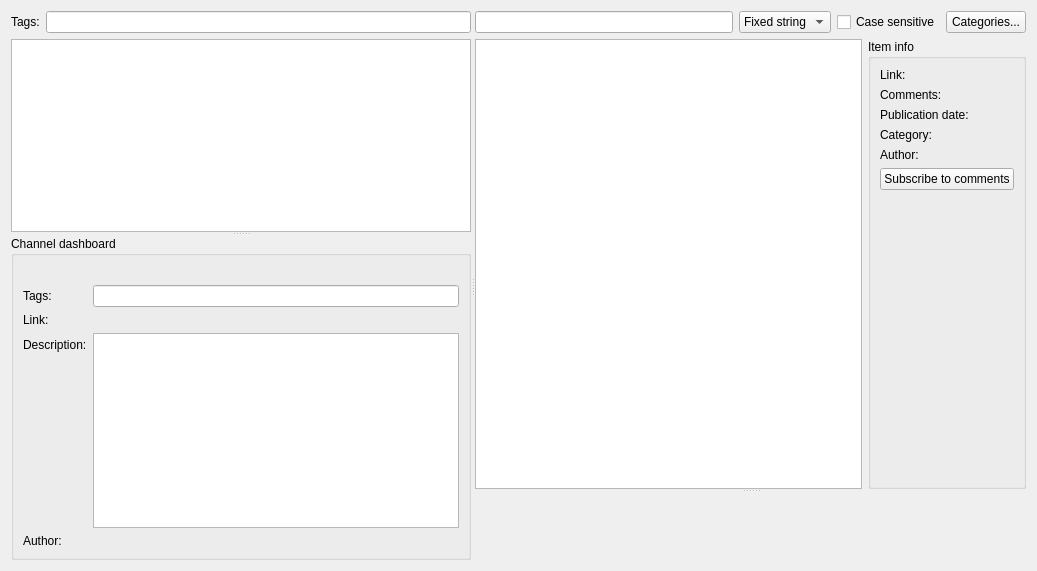
This is src/plugins/aggregator/mainwidget.ui in 0xd34df00d/leechcraft as Qt 5 draws it before an edit. The edited form follows.
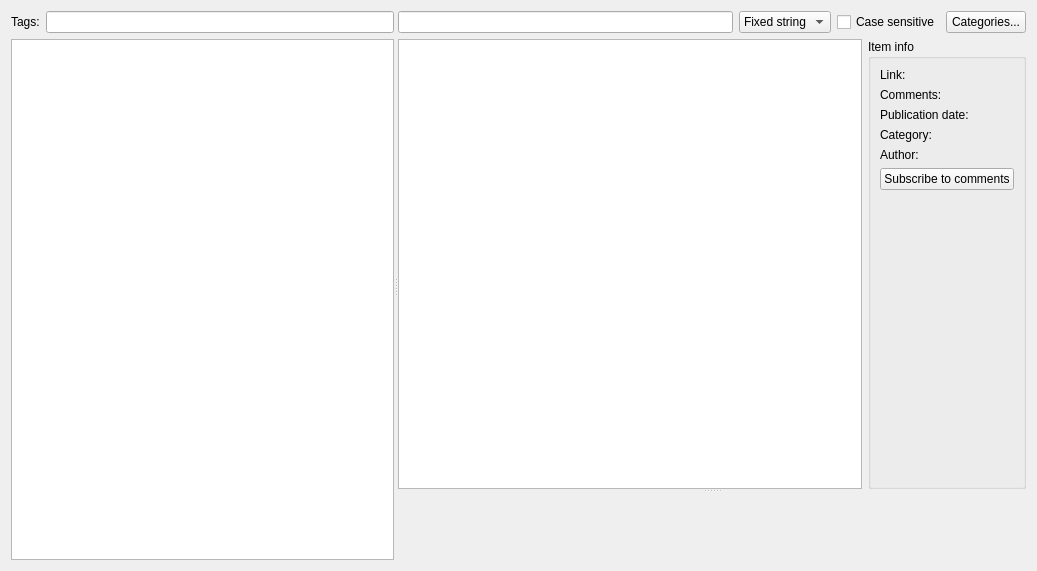
This is the edited form. Icons and pictures are not drawn. Custom widgets are drawn as their Qt base class.

Commit message: + Aggregator: Channel settings/viewer moved to separate dialog. + Aggregator: Able to set up update intervals separately.

```diff
--- a/src/plugins/aggregator/mainwidget.ui
+++ b/src/plugins/aggregator/mainwidget.ui
@@ -16,14 +16,14 @@
    <iconset resource="resources.qrc" >
     <normaloff>:/resources/images/aggregator.png</normaloff>:/resources/images/aggregator.png</iconset>
   </property>
-  <layout class="QVBoxLayout" name="verticalLayout_2" >
+  <layout class="QVBoxLayout" name="verticalLayout_3" >
    <item>
     <widget class="QSplitter" name="MainSplitter_" >
      <property name="orientation" >
       <enum>Qt::Horizontal</enum>
      </property>
-     <widget class="QWidget" name="layoutWidget" >
-      <layout class="QVBoxLayout" name="verticalLayout_3" >
+     <widget class="QWidget" name="" >
+      <layout class="QVBoxLayout" name="verticalLayout_2" >
        <item>
         <layout class="QHBoxLayout" name="_2" >
          <item>
@@ -39,10 +39,6 @@
         </layout>
        </item>
        <item>
-        <widget class="QSplitter" name="ChannelSplitter_" >
-         <property name="orientation" >
-          <enum>Qt::Vertical</enum>
-         </property>
          <widget class="QTreeView" name="Feeds_" >
           <property name="minimumSize" >
            <size>
@@ -63,89 +59,10 @@
            <bool>false</bool>
           </property>
          </widget>
-         <widget class="QGroupBox" name="ChannelDashboard_" >
-          <property name="minimumSize" >
-           <size>
-            <width>0</width>
-            <height>140</height>
-           </size>
-          </property>
-          <property name="title" >
-           <string>Channel dashboard</string>
-          </property>
-          <layout class="QFormLayout" name="formLayout_2" >
-           <property name="fieldGrowthPolicy" >
-            <enum>QFormLayout::ExpandingFieldsGrow</enum>
-           </property>
-           <item row="1" column="0" >
-            <widget class="QLabel" name="label_5" >
-             <property name="text" >
-              <string>Tags:</string>
-             </property>
-            </widget>
-           </item>
-           <item row="1" column="1" >
-            <widget class="LeechCraft::Util::TagsLineEdit" native="1" name="ChannelTags_" />
-           </item>
-           <item row="2" column="0" >
-            <widget class="QLabel" name="label_10" >
-             <property name="text" >
-              <string>Link:</string>
-             </property>
-            </widget>
-           </item>
-           <item row="2" column="1" >
-            <widget class="QLabel" name="ChannelLink_" >
-             <property name="openExternalLinks" >
-              <bool>false</bool>
-             </property>
-             <property name="textInteractionFlags" >
-              <set>Qt::LinksAccessibleByKeyboard|Qt::LinksAccessibleByMouse</set>
-             </property>
-            </widget>
-           </item>
-           <item row="3" column="0" >
-            <widget class="QLabel" name="label_8" >
-             <property name="text" >
-              <string>Description:</string>
-             </property>
-            </widget>
-           </item>
-           <item row="3" column="1" >
-            <widget class="QTextEdit" name="ChannelDescription_" >
-             <property name="readOnly" >
-              <bool>true</bool>
-             </property>
-            </widget>
-           </item>
-           <item row="4" column="0" >
-            <widget class="QLabel" name="label_6" >
-             <property name="text" >
-              <string>Author:</string>
-             </property>
-            </widget>
-           </item>
-           <item row="4" column="1" >
-            <widget class="QLabel" name="ChannelAuthor_" >
-             <property name="text" >
-              <string/>
-             </property>
-            </widget>
-           </item>
-           <item row="0" column="1" >
-            <widget class="QLabel" name="ChannelImage_" >
-             <property name="text" >
-              <string>&lt;channel image></string>
-             </property>
-            </widget>
-           </item>
-          </layout>
-         </widget>
-        </widget>
-       </item>
-      </layout>
-     </widget>
-     <widget class="QWidget" name="" >
+       </item>
+      </layout>
+     </widget>
+     <widget class="QWidget" name="layoutWidget" >
       <layout class="QVBoxLayout" name="verticalLayout" >
        <item>
         <layout class="QGridLayout" name="_3" >
@@ -198,7 +115,7 @@
          <property name="orientation" >
           <enum>Qt::Vertical</enum>
          </property>
-         <widget class="QWidget" name="" >
+         <widget class="QWidget" name="layoutWidget" >
           <layout class="QHBoxLayout" name="horizontalLayout_3" >
            <item>
             <widget class="QTreeView" name="Items_" >
```
Left out of the diff: 2 changed lines with no effect on the pictures. Lines whose indentation alone changed are shown as unchanged. The commit also changes 15 other files.
